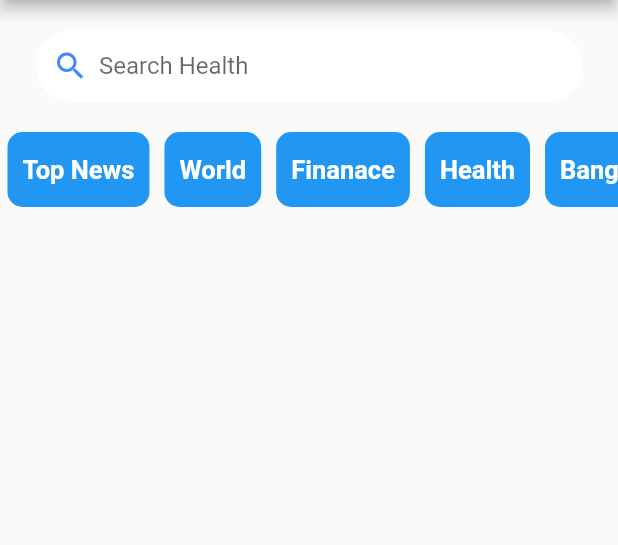
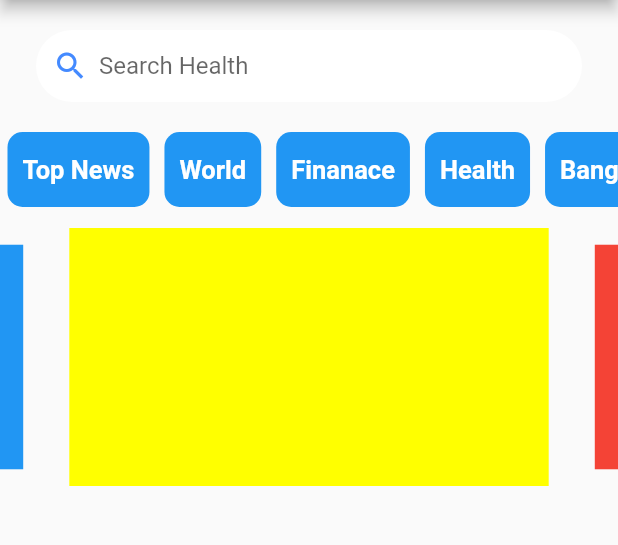
Before and after one commit to musfique113/NewsPulse, a Flutter app: the screen it shows after launch, on a phone screen of 412 x 824 dp, the part 84-629 px from its top. Run offline on Flutter 3.47's test engine with Material 2 defaults, Android fonts, the phone set to English and light mode, and no system bars; drawn by our look-alikes of carousel_slider.

```diff
--- a/lib/home.dart
+++ b/lib/home.dart
@@ -1,5 +1,7 @@
 import 'main.dart';
 import 'package:flutter/material.dart';
+import 'package:carousel_slider/carousel_controller.dart';
+import 'package:carousel_slider/carousel_slider.dart';
 
 class Home extends StatefulWidget {
   const Home({Key? key}) : super(key: key);
@@ -94,9 +96,41 @@ class _HomeState extends State<Home> {
                   );
                 }
             ),
-          )
+          ),
+
+          CarouselSlider(
+            options : CarouselOptions(
+                height : 200,
+                autoPlay : true,
+                enlargeCenterPage : true
+            ),
+            items : items.map((item) {
+              return Builder(
+                  builder: (BuildContext context){
+                    return InkWell(
+                      onTap: () {
+                        print("carosol taped");
+                      },
+                      child: Container(
+                        margin : EdgeInsets.symmetric(horizontal : 5 , vertical : 14),
+                        decoration: BoxDecoration(
+                            color : item
+                        ),
+                      ),
+                    );
+                  }
+              );
+            }).toList(),
+          ),
+
+
+
         ],
       ),
     );
   }
+  final List itemsX = ['test','test2','test3'];
+  final List items = [Colors.yellowAccent,Colors.red,Colors.blue];
+
+
 }
--- a/pubspec.yaml
+++ b/pubspec.yaml
@@ -30,6 +30,7 @@ environment:
 dependencies:
   flutter:
     sdk: flutter
+  carousel_slider: ^4.2.1
 
 
   # The following adds the Cupertino Icons font to your application.
```
Also changed, not shown: pubspec.lock.
